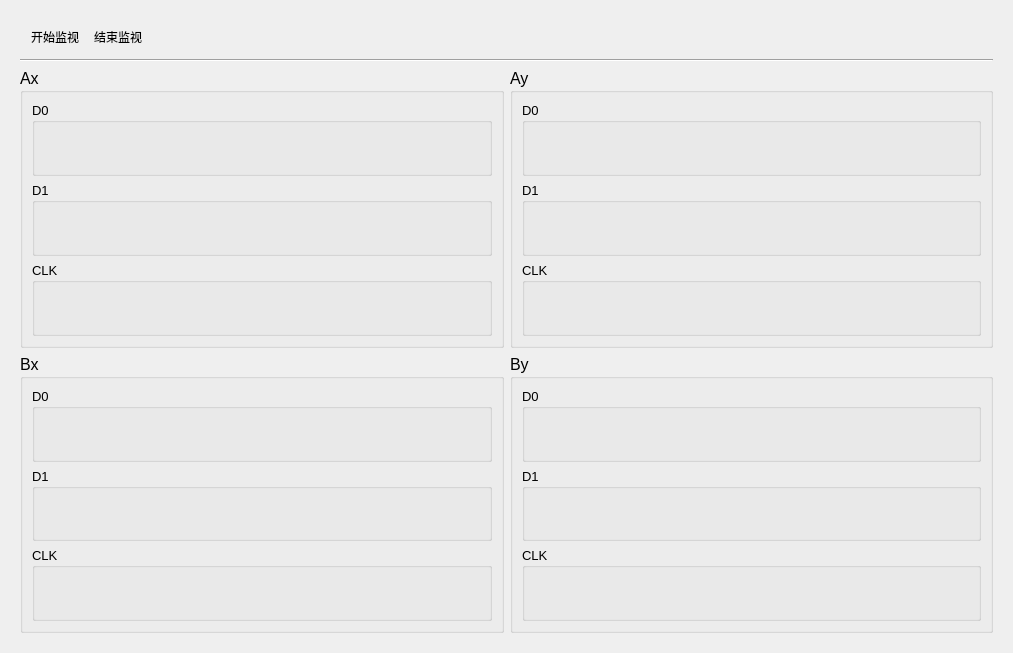
Before: the Qt Designer form monitor/monitorWidget.ui in RobbinLin7/ARINC659-SIM, drawn with Qt 5.
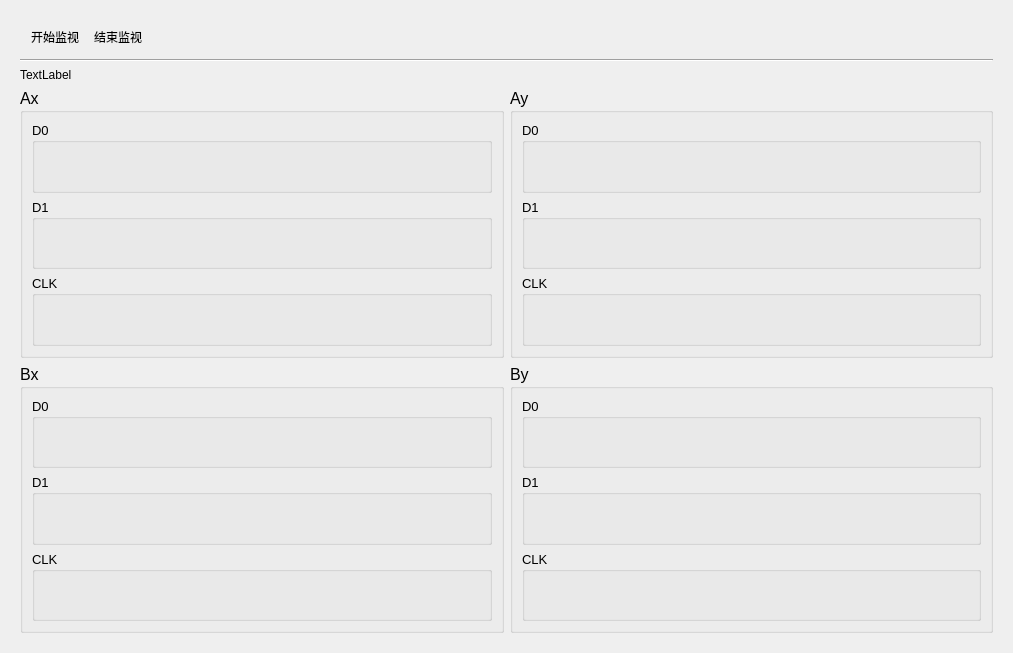
After: the same form once the commit is applied. Custom widgets are drawn as their Qt base class.

```diff
--- a/monitor/monitorWidget.ui
+++ b/monitor/monitorWidget.ui
@@ -17,137 +17,7 @@
    <item>
     <widget class="QWidget" name="widget_6" native="true">
      <layout class="QGridLayout" name="gridLayout">
-      <item row="2" column="1">
-       <widget class="QGroupBox" name="groupBox_2">
-        <property name="font">
-         <font>
-          <pointsize>12</pointsize>
-         </font>
-        </property>
-        <property name="title">
-         <string>Ay</string>
-        </property>
-        <layout class="QVBoxLayout" name="verticalLayout_2">
-         <item>
-          <widget class="QGroupBox" name="groupBox_8">
-           <property name="font">
-            <font>
-             <pointsize>10</pointsize>
-            </font>
-           </property>
-           <property name="title">
-            <string>D0</string>
-           </property>
-           <layout class="QGridLayout" name="gridLayout_3">
-            <item row="0" column="0">
-             <widget class="QCustomPlot" name="ay_d0_chart" native="true"/>
-            </item>
-           </layout>
-          </widget>
-         </item>
-         <item>
-          <widget class="QGroupBox" name="groupBox_9">
-           <property name="font">
-            <font>
-             <pointsize>10</pointsize>
-            </font>
-           </property>
-           <property name="title">
-            <string>D1</string>
-           </property>
-           <layout class="QGridLayout" name="gridLayout_6">
-            <item row="0" column="0">
-             <widget class="QCustomPlot" name="ay_d1_chart" native="true"/>
-            </item>
-           </layout>
-          </widget>
-         </item>
-         <item>
-          <widget class="QGroupBox" name="groupBox_10">
-           <property name="font">
-            <font>
-             <pointsize>10</pointsize>
-            </font>
-           </property>
-           <property name="title">
-            <string>CLK</string>
-           </property>
-           <layout class="QGridLayout" name="gridLayout_7">
-            <item row="0" column="0">
-             <widget class="QCustomPlot" name="ay_clk_chart" native="true"/>
-            </item>
-           </layout>
-          </widget>
-         </item>
-        </layout>
-       </widget>
-      </item>
       <item row="3" column="0">
-       <widget class="QGroupBox" name="groupBox_4">
-        <property name="font">
-         <font>
-          <pointsize>12</pointsize>
-         </font>
-        </property>
-        <property name="title">
-         <string>Bx</string>
-        </property>
-        <layout class="QVBoxLayout" name="verticalLayout_4">
-         <item>
-          <widget class="QGroupBox" name="groupBox_11">
-           <property name="font">
-            <font>
-             <pointsize>10</pointsize>
-            </font>
-           </property>
-           <property name="title">
-            <string>D0</string>
-           </property>
-           <layout class="QGridLayout" name="gridLayout_8">
-            <item row="0" column="0">
-             <widget class="QCustomPlot" name="bx_d0_chart" native="true"/>
-            </item>
-           </layout>
-          </widget>
-         </item>
-         <item>
-          <widget class="QGroupBox" name="groupBox_12">
-           <property name="font">
-            <font>
-             <pointsize>10</pointsize>
-            </font>
-           </property>
-           <property name="title">
-            <string>D1</string>
-           </property>
-           <layout class="QGridLayout" name="gridLayout_9">
-            <item row="0" column="0">
-             <widget class="QCustomPlot" name="bx_d1_chart" native="true"/>
-            </item>
-           </layout>
-          </widget>
-         </item>
-         <item>
-          <widget class="QGroupBox" name="groupBox_13">
-           <property name="font">
-            <font>
-             <pointsize>10</pointsize>
-            </font>
-           </property>
-           <property name="title">
-            <string>CLK</string>
-           </property>
-           <layout class="QGridLayout" name="gridLayout_10">
-            <item row="0" column="0">
-             <widget class="QCustomPlot" name="bx_clk_chart" native="true"/>
-            </item>
-           </layout>
-          </widget>
-         </item>
-        </layout>
-       </widget>
-      </item>
-      <item row="2" column="0">
        <widget class="QGroupBox" name="groupBox">
         <property name="font">
          <font>
@@ -212,7 +82,153 @@
         </layout>
        </widget>
       </item>
+      <item row="1" column="0" colspan="2">
+       <widget class="Line" name="line">
+        <property name="orientation">
+         <enum>Qt::Horizontal</enum>
+        </property>
+       </widget>
+      </item>
+      <item row="4" column="0">
+       <widget class="QGroupBox" name="groupBox_4">
+        <property name="font">
+         <font>
+          <pointsize>12</pointsize>
+         </font>
+        </property>
+        <property name="title">
+         <string>Bx</string>
+        </property>
+        <layout class="QVBoxLayout" name="verticalLayout_4">
+         <item>
+          <widget class="QGroupBox" name="groupBox_11">
+           <property name="font">
+            <font>
+             <pointsize>10</pointsize>
+            </font>
+           </property>
+           <property name="title">
+            <string>D0</string>
+           </property>
+           <layout class="QGridLayout" name="gridLayout_8">
+            <item row="0" column="0">
+             <widget class="QCustomPlot" name="bx_d0_chart" native="true"/>
+            </item>
+           </layout>
+          </widget>
+         </item>
+         <item>
+          <widget class="QGroupBox" name="groupBox_12">
+           <property name="font">
+            <font>
+             <pointsize>10</pointsize>
+            </font>
+           </property>
+           <property name="title">
+            <string>D1</string>
+           </property>
+           <layout class="QGridLayout" name="gridLayout_9">
+            <item row="0" column="0">
+             <widget class="QCustomPlot" name="bx_d1_chart" native="true"/>
+            </item>
+           </layout>
+          </widget>
+         </item>
+         <item>
+          <widget class="QGroupBox" name="groupBox_13">
+           <property name="font">
+            <font>
+             <pointsize>10</pointsize>
+            </font>
+           </property>
+           <property name="title">
+            <string>CLK</string>
+           </property>
+           <layout class="QGridLayout" name="gridLayout_10">
+            <item row="0" column="0">
+             <widget class="QCustomPlot" name="bx_clk_chart" native="true"/>
+            </item>
+           </layout>
+          </widget>
+         </item>
+        </layout>
+       </widget>
+      </item>
       <item row="3" column="1">
+       <widget class="QGroupBox" name="groupBox_2">
+        <property name="font">
+         <font>
+          <pointsize>12</pointsize>
+         </font>
+        </property>
+        <property name="title">
+         <string>Ay</string>
+        </property>
+        <layout class="QVBoxLayout" name="verticalLayout_2">
+         <item>
+          <widget class="QGroupBox" name="groupBox_8">
+           <property name="font">
+            <font>
+             <pointsize>10</pointsize>
+            </font>
+           </property>
+           <property name="title">
+            <string>D0</string>
+           </property>
+           <layout class="QGridLayout" name="gridLayout_3">
+            <item row="0" column="0">
+             <widget class="QCustomPlot" name="ay_d0_chart" native="true"/>
+            </item>
+           </layout>
+          </widget>
+         </item>
+         <item>
+          <widget class="QGroupBox" name="groupBox_9">
+           <property name="font">
+            <font>
+             <pointsize>10</pointsize>
+            </font>
+           </property>
+           <property name="title">
+            <string>D1</string>
+           </property>
+           <layout class="QGridLayout" name="gridLayout_6">
+            <item row="0" column="0">
+             <widget class="QCustomPlot" name="ay_d1_chart" native="true"/>
+            </item>
+           </layout>
+          </widget>
+         </item>
+         <item>
+          <widget class="QGroupBox" name="groupBox_10">
+           <property name="font">
+            <font>
+             <pointsize>10</pointsize>
+            </font>
+           </property>
+           <property name="title">
+            <string>CLK</string>
+           </property>
+           <layout class="QGridLayout" name="gridLayout_7">
+            <item row="0" column="0">
+             <widget class="QCustomPlot" name="ay_clk_chart" native="true"/>
+            </item>
+           </layout>
+          </widget>
+         </item>
+        </layout>
+       </widget>
+      </item>
+      <item row="0" column="0" colspan="2">
+       <widget class="QToolBar" name="toolBar">
+        <property name="windowTitle">
+         <string>toolBar</string>
+        </property>
+        <addaction name="actionWatchStart"/>
+        <addaction name="actionWatchEnd"/>
+       </widget>
+      </item>
+      <item row="4" column="1">
        <widget class="QGroupBox" name="groupBox_3">
         <property name="font">
          <font>
@@ -277,19 +293,16 @@
         </layout>
        </widget>
       </item>
-      <item row="0" column="0" colspan="2">
-       <widget class="QToolBar" name="toolBar">
-        <property name="windowTitle">
-         <string>toolBar</string>
+      <item row="2" column="0">
+       <widget class="QLabel" name="label">
+        <property name="sizePolicy">
+         <sizepolicy hsizetype="Preferred" vsizetype="Maximum">
+          <horstretch>0</horstretch>
+          <verstretch>0</verstretch>
+         </sizepolicy>
         </property>
-        <addaction name="actionWatchStart"/>
-        <addaction name="actionWatchEnd"/>
-       </widget>
-      </item>
-      <item row="1" column="0" colspan="2">
-       <widget class="Line" name="line">
-        <property name="orientation">
-         <enum>Qt::Horizontal</enum>
+        <property name="text">
+         <string>TextLabel</string>
         </property>
        </widget>
       </item>
```
